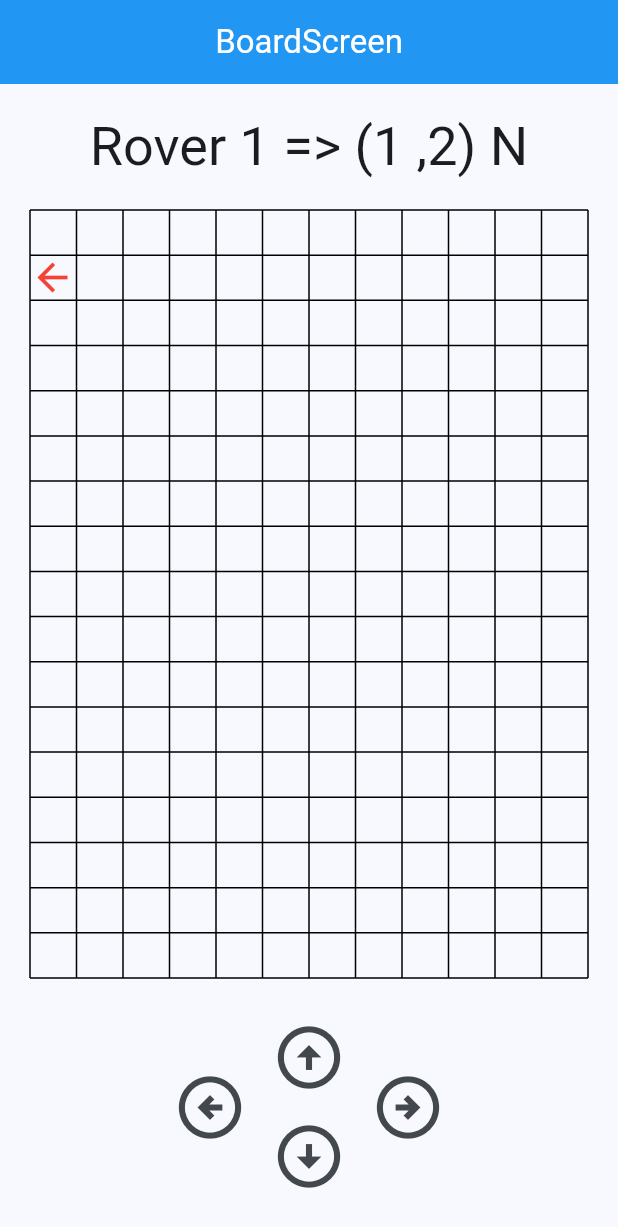
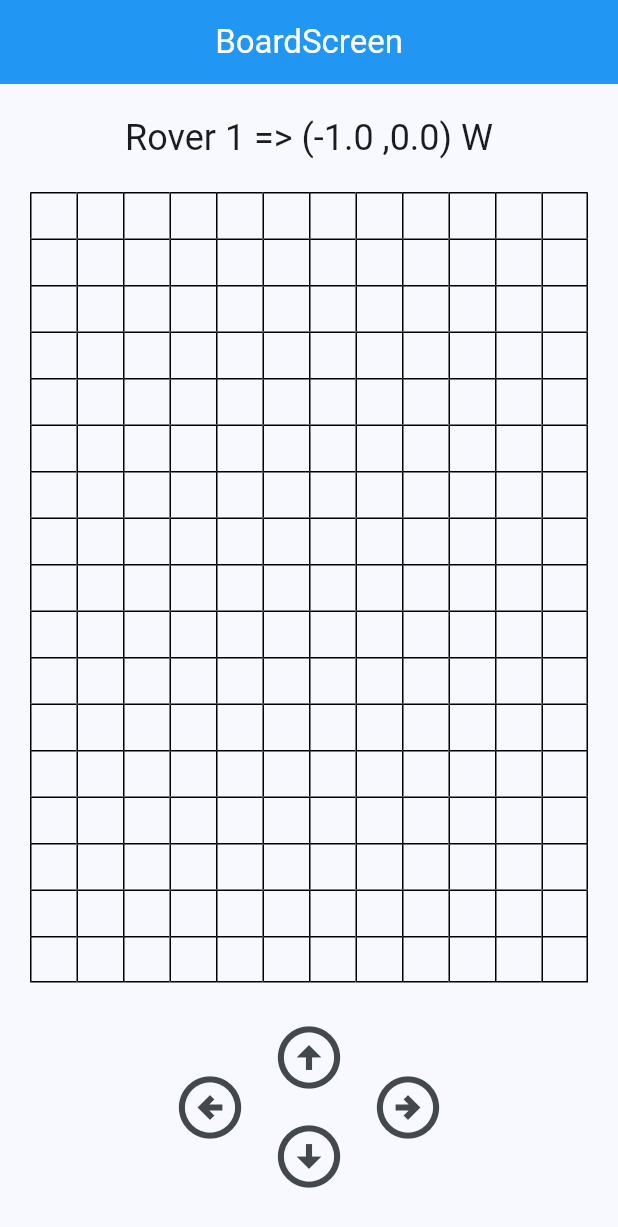
Before and after one commit to AndresMontaniv/MarsRoverCodingChallenge-Flutter, a Flutter app: the screen it shows after launch, after a tap on the "arrow circle left" icon, on a phone screen of 412 x 824 dp. Shown: the top 1227 px of the screen. Run offline on Flutter 3.47's test engine with Material 3 defaults, Android fonts, the light colour scheme and no system bars.

Commit message:
simulate movement

```diff
--- a/lib/enums/rover_direction_enum.dart
+++ b/lib/enums/rover_direction_enum.dart
@@ -1,3 +1,5 @@
+import 'package:flutter/material.dart' show Icons, IconData;
+
 import '../models/models.dart';
 
 /// Enum representing the possible directions a rover can face.
@@ -49,6 +51,19 @@ enum RoverDirection {
     }
   }
 
+  IconData get icon {
+    switch (this) {
+      case RoverDirection.north:
+        return Icons.arrow_upward;
+      case RoverDirection.east:
+        return Icons.arrow_forward;
+      case RoverDirection.west:
+        return Icons.arrow_back;
+      case RoverDirection.south:
+        return Icons.arrow_downward;
+    }
+  }
+
   /// Converts a string to the corresponding [RoverDirection] enum value.
   ///
   /// Throws [RoverInputError] if the string does not represent a valid direction.
--- a/lib/screens/board_screen.dart
+++ b/lib/screens/board_screen.dart
@@ -1,12 +1,22 @@
 import 'package:flutter/material.dart';
 
+import '../enums/enums.dart';
+import '../widgets/widgets.dart';
 import '../providers/rover_provider.dart';
-import '../widgets/widgets.dart';
 
-class BoardScreen extends StatelessWidget {
+class BoardScreen extends StatefulWidget {
   static const name = 'BoardScreen';
 
   const BoardScreen({super.key});
+
+  @override
+  State<BoardScreen> createState() => _BoardScreenState();
+}
+
+class _BoardScreenState extends State<BoardScreen> {
+  RoverDirection currentDirection = RoverDirection.south;
+  double currentX = 0;
+  double currentY = 0;
 
   @override
   Widget build(BuildContext context) {
@@ -22,12 +32,12 @@ class BoardScreen extends StatelessWidget {
             Padding(
               padding: const EdgeInsets.only(bottom: 20),
               child: Text(
-                'Rover 1 => (1 ,2) N',
-                style: Theme.of(context).textTheme.displaySmall,
+                'Rover 1 => ($currentX ,$currentY) ${currentDirection.label}',
+                style: Theme.of(context).textTheme.headlineSmall,
               ),
             ),
 
-            // Here I want to know how tall this Sizedbox can be. The layoutbuilder return maxHeight = infinity
+            // Board
             Expanded(
               child: LayoutBuilder(
                 builder: (context, constrains) {
@@ -38,32 +48,32 @@ class BoardScreen extends StatelessWidget {
                   int maxRows = RoverProvider.calculateMaxItems(maxHeight);
 
                   print('Max rows, cols => $maxRows , $maxColumns');
-                  // return Container(
-                  //   width: maxWidth,
-                  //   height: maxHeight,
-                  //   color: Colors.lightBlue,
-                  // );
 
-                  return Stack(
-                    children: [
-                      CustomPaint(
-                        size: Size(maxWidth, maxHeight),
-                        painter: GridPainter(
-                          maxColumns,
-                          maxRows,
-                          RoverProvider.squareMinSize,
-                        ),
-                      ),
-                      const Positioned(
-                        left: 0,
-                        top: 30,
-                        child: Icon(
-                          Icons.arrow_back,
-                          size: 30,
-                          color: Colors.red,
-                        ),
-                      ),
-                    ],
+                  double pieceWidth = maxWidth / maxColumns;
+                  double pieceHeight = maxHeight / maxRows;
+
+                  print('size $pieceWidth, $pieceHeight');
+
+                  return Column(
+                    verticalDirection: VerticalDirection.up,
+                    children: List.generate(maxRows, (rowIndex) {
+                      return Row(
+                        children: List.generate(maxColumns, (colIndex) {
+                          int x = colIndex;
+                          int y = (maxRows - 1) - rowIndex;
+
+                          print('rxa => $x, $y');
+
+                          return BoardPositionSquare(
+                            size: 31,
+                            position: (x, y),
+                            isLastCol: x == maxColumns - 1,
+                            isLastRow: y == maxRows - 1,
+                            direction: x == currentX && y == currentY ? currentDirection : null,
+                          );
+                        }),
+                      );
+                    }),
                   );
                 },
               ),
@@ -78,7 +88,11 @@ class BoardScreen extends StatelessWidget {
                   IconButton(
                     icon: const Icon(Icons.arrow_circle_left_outlined),
                     iconSize: 50,
-                    onPressed: () {},
+                    onPressed: () {
+                      currentDirection = RoverDirection.west;
+                      currentX--;
+                      setState(() {});
+                    },
                   ),
                   Column(
                     mainAxisSize: MainAxisSize.min,
@@ -86,19 +100,31 @@ class BoardScreen extends StatelessWidget {
                       IconButton(
                         icon: const Icon(Icons.arrow_circle_up_outlined),
                         iconSize: 50,
-                        onPressed: () {},
+                        onPressed: () {
+                          currentDirection = RoverDirection.north;
+                          currentY--;
+                          setState(() {});
+                        },
                       ),
                       IconButton(
                         icon: const Icon(Icons.arrow_circle_down_outlined),
                         iconSize: 50,
-                        onPressed: () {},
+                        onPressed: () {
+                          currentDirection = RoverDirection.south;
+                          currentY++;
+                          setState(() {});
+                        },
                       ),
                     ],
                   ),
                   IconButton(
                     icon: const Icon(Icons.arrow_circle_right_outlined),
                     iconSize: 50,
-                    onPressed: () {},
+                    onPressed: () {
+                      currentDirection = RoverDirection.east;
+                      currentX++;
+                      setState(() {});
+                    },
                   ),
                 ],
               ),
@@ -109,45 +135,3 @@ class BoardScreen extends StatelessWidget {
     );
   }
 }
-
-class GridPainter extends CustomPainter {
-  final int columns;
-  final int rows;
-  final double squareSize;
-
-  GridPainter(this.columns, this.rows, this.squareSize);
-
-  @override
-  void paint(Canvas canvas, Size size) {
-    final paint = Paint()
-      ..color = Colors.black
-      ..strokeWidth = 1.0;
-
-    for (int i = 0; i <= columns; i++) {
-      double dx = i * (size.width / columns);
-      canvas.drawLine(Offset(dx, 0), Offset(dx, size.height), paint);
-    }
-
-    for (int i = 0; i <= rows; i++) {
-      double dy = i * (size.height / rows);
-      canvas.drawLine(Offset(0, dy), Offset(size.width, dy), paint);
-    }
-  }
-
-  @override
-  bool shouldRepaint(covariant CustomPainter oldDelegate) {
-    return true;
-  }
-}
-
-
-
-
-
-                  // child: Column(
-                  //   mainAxisAlignment: MainAxisAlignment.start,
-                  //   crossAxisAlignment: CrossAxisAlignment.start,
-                  //   children: [
-                  //     BoardPositionSquare(size: maxWidth / 10, index: 0),
-                  //   ],
-                  // ),
--- a/lib/widgets/board_position_square.dart
+++ b/lib/widgets/board_position_square.dart
@@ -1,18 +1,42 @@
 import 'package:flutter/material.dart';
+import '../enums/enums.dart';
 
 class BoardPositionSquare extends StatelessWidget {
   final double size;
-  final int index;
-  const BoardPositionSquare({super.key, required this.size, required this.index});
+  final (int, int) position;
+  final bool isLastCol;
+  final bool isLastRow;
+  final RoverDirection? direction;
+  const BoardPositionSquare({
+    super.key,
+    required this.size,
+    required this.position,
+    this.isLastCol = false,
+    this.isLastRow = false,
+    this.direction,
+  });
 
   @override
   Widget build(BuildContext context) {
     return Container(
       width: size,
       height: size,
-      color: index % 2 == 0 ? Colors.red : Colors.yellow,
+      decoration: BoxDecoration(
+        border: Border(
+          top: const BorderSide(),
+          left: const BorderSide(),
+          right: isLastCol ? const BorderSide() : BorderSide.none,
+          bottom: isLastRow ? const BorderSide() : BorderSide.none,
+        ),
+      ),
       alignment: Alignment.center,
-      child: Text(index.toString()),
+      child: direction == null
+          ? null
+          : Icon(
+              direction!.icon,
+              size: 30,
+              color: Colors.red,
+            ),
     );
   }
 }
```
